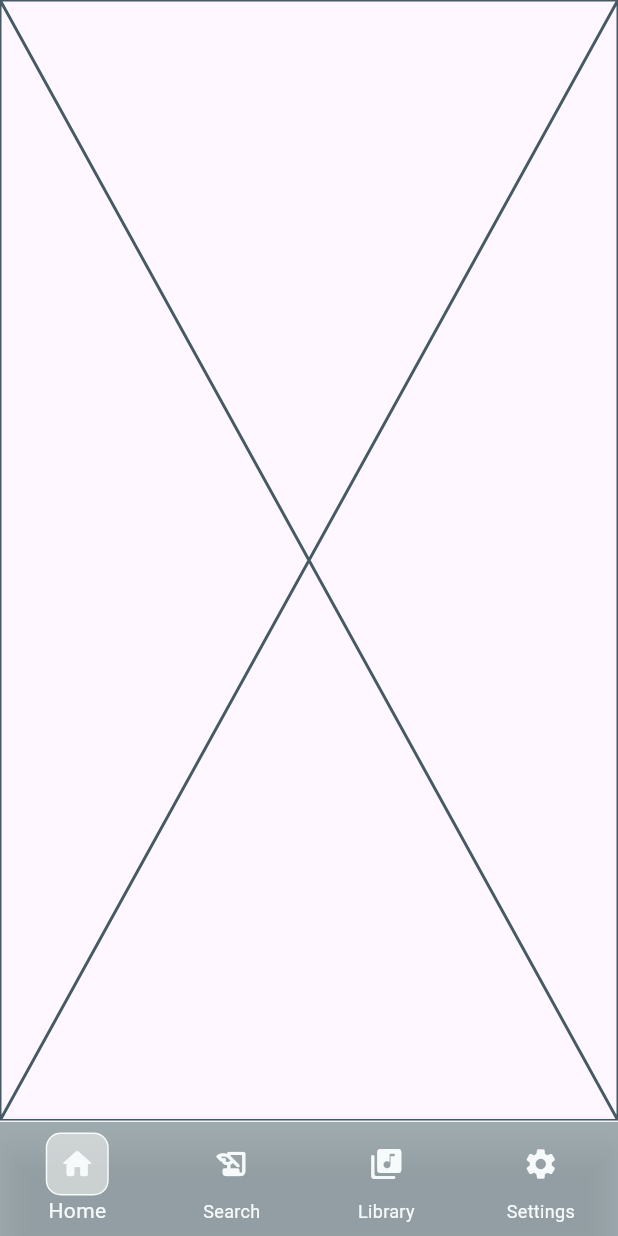
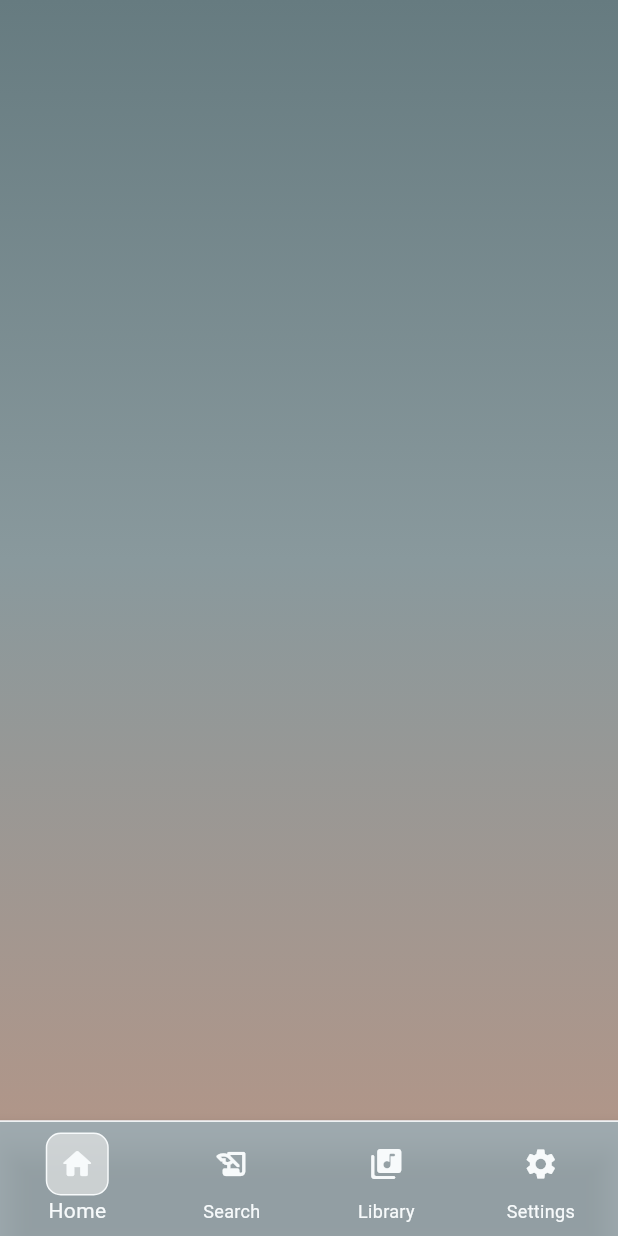
Before and after one commit to kwakyebrilliant/play, a Flutter app: the screen it shows after launch, after a tap on "Get Started", on a phone screen of 412 x 824 dp. Run offline on Flutter 3.47's test engine with Material 3 defaults, Android fonts, the phone set to English and light mode, and no system bars.

Commit message:
home updates

```diff
--- a/lib/screens/home/home_page.dart
+++ b/lib/screens/home/home_page.dart
@@ -10,6 +10,22 @@ class HomePage extends StatefulWidget {
 class _HomePageState extends State<HomePage> {
   @override
   Widget build(BuildContext context) {
-    return const Placeholder();
+    return Scaffold(
+      body: Container(
+        height: MediaQuery.of(context).size.height,
+        width: MediaQuery.of(context).size.width,
+        decoration: const BoxDecoration(
+          gradient: LinearGradient(
+            begin: Alignment.topCenter,
+            end: Alignment.bottomCenter,
+            colors: [
+              Color(0xFF667b80),
+              Color(0xFF89999d),
+              Color(0xFFb09689),
+            ],
+          ),
+        ),
+      ),
+    );
   }
 }
```
